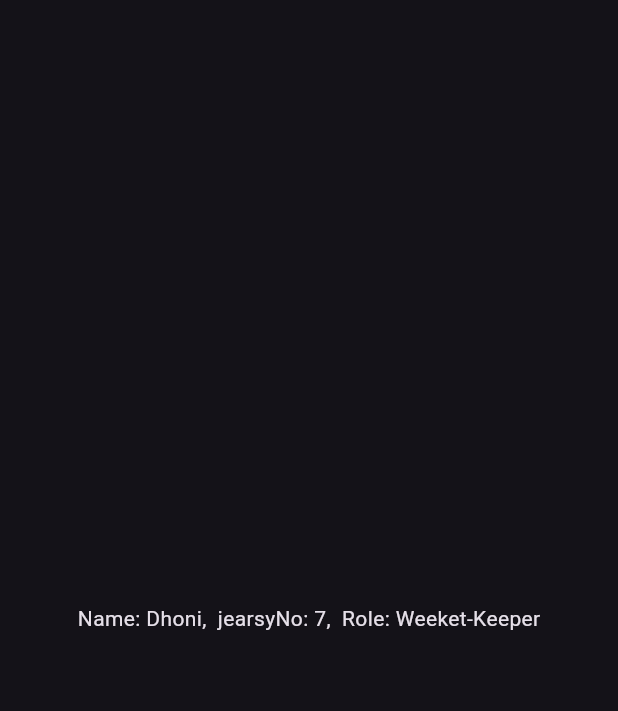
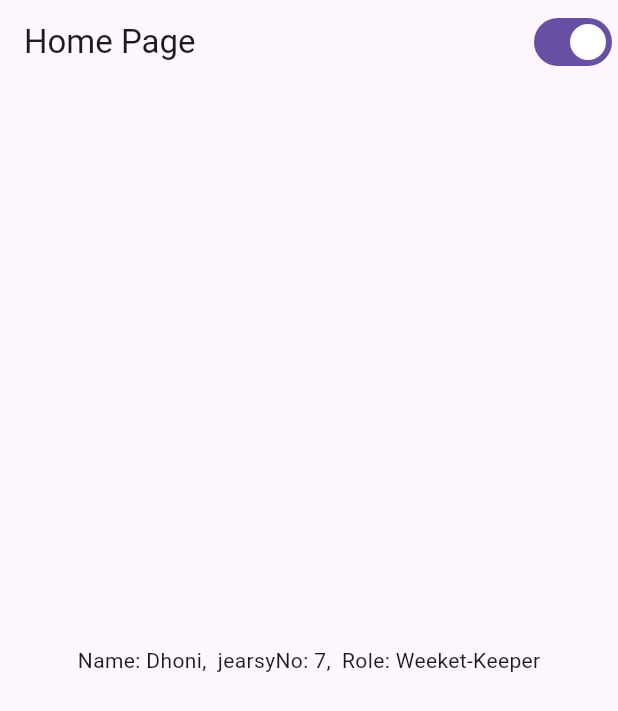
Before and after one commit to paraspithadiya10/riverpod_basics, a Flutter app: the screen it shows after launch, on a phone screen of 412 x 824 dp. Shown: the top 711 px of the screen. Run offline on Flutter 3.47's test engine with Material 3 defaults, Android fonts, the phone set to English and light mode, and no system bars; our stand-ins replace equatable, flutter_riverpod.

Commit message:
implement light and dark theme

```diff
--- a/lib/main.dart
+++ b/lib/main.dart
@@ -1,19 +1,21 @@
 import 'package:flutter/material.dart';
 import 'package:flutter_riverpod/flutter_riverpod.dart';
+import 'package:riverpod_demo/providers/providers.dart';
 import 'package:riverpod_demo/screens/home_page.dart';
 
 void main() {
   runApp(ProviderScope(child: MyApp()));
 }
 
-class MyApp extends StatelessWidget {
+class MyApp extends ConsumerWidget {
   const MyApp({super.key});
 
   @override
-  Widget build(BuildContext context) {
+  Widget build(BuildContext context, WidgetRef ref) {
+    final isLightTheme = ref.watch(themeProvider);
     return MaterialApp(
       debugShowCheckedModeBanner: false,
-      theme: ThemeData.dark(),
+      theme: isLightTheme ? ThemeData.light() : ThemeData.dark(),
       home: HomePage(),
     );
   }
--- a/lib/providers/providers.dart
+++ b/lib/providers/providers.dart
@@ -28,3 +28,5 @@ final userDataProvider =
 final streamProvider = StreamProvider(((ref) {
   return Stream.periodic(Duration(seconds: 1), ((count) => count));
 }));
+
+final themeProvider = StateProvider<bool>((ref) => true);
--- a/lib/screens/home_page.dart
+++ b/lib/screens/home_page.dart
@@ -14,7 +14,18 @@ class _HomePageState extends ConsumerState<HomePage> {
   @override
   Widget build(BuildContext context) {
     final name = ref.watch(nameProvider(Player('Dhoni', '7', 'Weeket-Keeper')));
+    final isLightTheme = ref.watch(themeProvider);
     return Scaffold(
+      appBar: AppBar(
+        title: Text('Home Page'),
+        actions: [
+          Switch(
+              value: isLightTheme,
+              onChanged: (value) {
+                ref.read(themeProvider.notifier).state = value;
+              })
+        ],
+      ),
       body: Center(
         child: Text(name),
       ),
```
